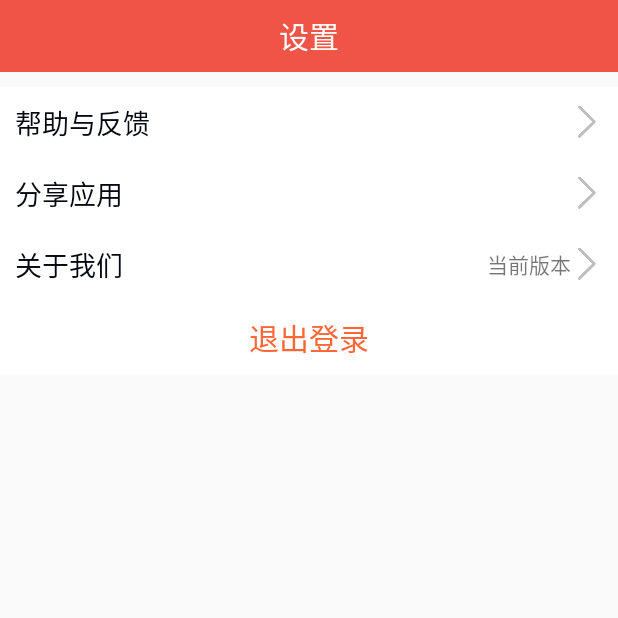
After one commit to Stusyllabus-Android/SyllabusKt, an Android app: the SettingActivity screen opened directly, with no data from a screen before it, on a phone screen of 412 x 824 dp, the top half of it. The commit adds this screen. Run offline under Robolectric (Android 15) with nearby library versions, the light colour scheme and no system bars.

Commit message:
实现退出登录功能

```diff
--- a/app/build.gradle
+++ b/app/build.gradle
@@ -38,6 +38,7 @@ dependencies {
     implementation 'androidx.constraintlayout:constraintlayout:1.1.3'
     implementation 'androidx.recyclerview:recyclerview:1.1.0'
     implementation 'com.android.support:design:28.0.0'
+    implementation 'com.zzhoujay.materialcolors:materialcolors:1.0.0'
     //network
     implementation 'com.squareup.okhttp3:okhttp:4.8.1'
     implementation 'org.jetbrains.kotlinx:kotlinx-coroutines-android:1.3.1'
--- /dev/null
+++ b/app/src/main/java/com/stu/syllabuskt/personal/setting/SettingActivity.kt
@@ -0,0 +1,36 @@
+package com.stu.syllabuskt.personal.setting
+
+import android.content.Intent
+import android.view.View
+import android.widget.RelativeLayout
+import com.stu.syllabuskt.R
+import com.stu.syllabuskt.StuContext
+import com.stu.syllabuskt.base.BaseActivity
+
+class SettingActivity : BaseActivity(), View.OnClickListener {
+
+    override fun init() {
+        super.init()
+        findViewById<RelativeLayout>(R.id.helpAndFeedback).setOnClickListener(this)
+        findViewById<RelativeLayout>(R.id.share2).setOnClickListener(this)
+        findViewById<RelativeLayout>(R.id.aboutUs).setOnClickListener(this)
+        findViewById<RelativeLayout>(R.id.logout).setOnClickListener(this)
+    }
+
+    override fun onClick(v: View?) {
+        when(v?.id) {
+            R.id.logout -> logout()
+        }
+    }
+
+    private fun logout() {
+        StuContext.getDBService().clearAllData(this)
+        setResult(1000, Intent().putExtra("finishMainActivity", "finishMainActivity"))
+        finish()
+    }
+
+    override fun getContentView(): Int {
+        return R.layout.activity_setting
+    }
+
+}
--- a/app/src/main/res/values/colors.xml
+++ b/app/src/main/res/values/colors.xml
@@ -3,4 +3,7 @@
     <color name="colorPrimary">#ef5446</color>
     <color name="colorPrimaryDark">#ff3300</color>
     <color name="colorAccent">#ef5446</color>
+
+    <color name="menuBackground">#DBD9D8</color>
+    <color name="menuText">#191919</color>
 </resources>
--- /dev/null
+++ b/app/src/main/res/values/dimens.xml
@@ -0,0 +1,4 @@
+<?xml version="1.0" encoding="utf-8"?>
+<resources>
+    <dimen name="toolbar_height">48dp</dimen>
+</resources>
--- a/app/src/main/res/values/strings.xml
+++ b/app/src/main/res/values/strings.xml
@@ -13,5 +13,19 @@
     <string name="oa">OA</string>
     <string name="life">Life</string>
     <string name="personal">个人</string>
-
+    <!-- 个人模块-->
+    <string name="empty_sign">个性签名为空</string>
+    <string name="change_semester">切换学期</string>
+    <string name="change_theme">切换主题</string>
+    <string name="personal_page">个人主页</string>
+    <string name="school_smart_card">一卡通</string>
+    <string name="examination">考试</string>
+    <string name="grade">成绩</string>
+    <string name="setting">设置</string>
+    <!-- 设置-->
+    <string name="help_feedback">帮助与反馈</string>
+    <string name="share_app">分享应用</string>
+    <string name="current_version">当前版本</string>
+    <string name="about_us">关于我们</string>
+    <string name="logout">退出登录</string>
 </resources>
--- a/app/src/main/res/values/styles.xml
+++ b/app/src/main/res/values/styles.xml
@@ -1,7 +1,7 @@
 <resources>
 
     <!-- Base application theme. -->
-    <style name="AppTheme" parent="Theme.AppCompat.Light.DarkActionBar">
+    <style name="AppTheme" parent="Theme.AppCompat.Light.NoActionBar">
         <!-- Customize your theme here. -->
         <item name="colorPrimary">@color/colorPrimary</item>
         <item name="colorPrimaryDark">@color/colorPrimaryDark</item>
@@ -22,6 +22,7 @@
         <item name="android:windowAnimationStyle">@android:anim/fade_out</item>
     </style>
 
+    <!-- 去除底部tab切换的动画 -->
     <style name="navigation_tab_inactive">
         <item name="android:textSize">12sp</item>
     </style>
@@ -29,4 +30,16 @@
         <item name="android:textSize">12sp</item>
     </style>
 
+    <declare-styleable name="RoundImageView">
+        <attr name="radius" format="dimension"/>
+    </declare-styleable>
+
+    <style name="AppTheme.PopupOverlay" parent="ThemeOverlay.AppCompat.Dark.ActionBar">
+        <item name="colorControlNormal">@color/material_white</item>
+        <item name="android:textColorPrimary">@color/menuText</item>
+        <item name="android:colorBackground">@color/menuBackground</item>
+        <item name="android:layout_width">wrap_content</item>
+        <item name="android:layout_height">wrap_content</item>
+    </style>
+
 </resources>
```
Also changed, not shown: app/src/main/java/com/stu/syllabuskt/db/DBService.java (+7 -0 lines).
